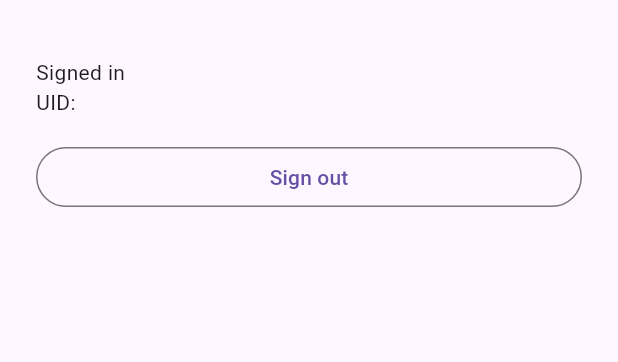
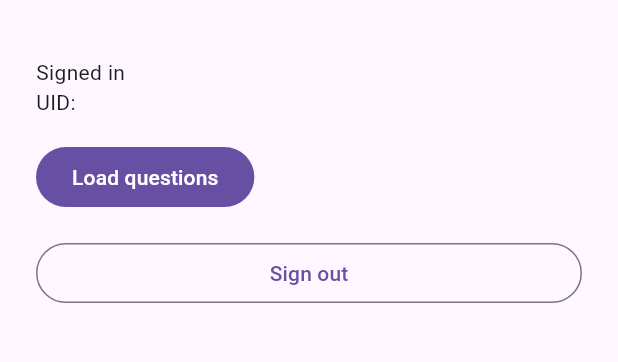
Before and after one commit to jemel119/cloud_quiz, a Flutter app: the screen it shows once a user with an empty profile is signed in, on a phone screen of 412 x 824 dp, the part 63-425 px from its top. Run offline on Flutter 3.47's test engine with Material 3 defaults, Android fonts, the phone set to English and light mode, and no system bars; our stand-ins replace firebase_auth, firebase_core, html_unescape; accounts and stored records are empty.

Commit message:
Validate and load trivia questions

```diff
--- a/lib/main.dart
+++ b/lib/main.dart
@@ -3,6 +3,7 @@ import 'package:firebase_core/firebase_core.dart';
 import 'package:flutter/material.dart';
 
 import 'firebase_options.dart';
+import 'trivia_preview.dart';
 
 Future<void> main() async {
   WidgetsFlutterBinding.ensureInitialized();
@@ -49,6 +50,8 @@ class _CloudQuizAppState extends State<CloudQuizApp> {
                 children: [
                   const Text('Signed in'),
                   SelectableText('UID: ${user.uid}'),
+                  const SizedBox(height: 16),
+                  TriviaPreview(key: ValueKey(user.uid)),
                   const SizedBox(height: 16),
                   OutlinedButton(
                     onPressed: () async {
--- /dev/null
+++ b/lib/trivia_preview.dart
@@ -0,0 +1,62 @@
+import 'package:flutter/material.dart';
+
+import 'trivia_api.dart';
+
+class TriviaPreview extends StatefulWidget {
+  const TriviaPreview({super.key});
+
+  @override
+  State<TriviaPreview> createState() => _TriviaPreviewState();
+}
+
+class _TriviaPreviewState extends State<TriviaPreview> {
+  final _api = TriviaApi();
+  List<TriviaQuestion> _questions = const [];
+  bool _loading = false;
+  String? _error;
+
+  Future<void> _load() async {
+    if (_loading) return;
+
+    setState(() {
+      _loading = true;
+      _error = null;
+      _questions = const [];
+    });
+
+    try {
+      final questions = await _api.loadRound();
+      if (!mounted) return;
+      setState(() => _questions = questions);
+    } on TriviaException catch (error) {
+      if (!mounted) return;
+      setState(() => _error = error.message);
+    } finally {
+      if (mounted) setState(() => _loading = false);
+    }
+  }
+
+  @override
+  Widget build(BuildContext context) {
+    return Column(
+      crossAxisAlignment: CrossAxisAlignment.start,
+      children: [
+        FilledButton(
+          onPressed: _loading ? null : _load,
+          child: Text(_error == null ? 'Load questions' : 'Retry'),
+        ),
+        if (_loading) ...[
+          const LinearProgressIndicator(),
+          const Text('Loading 10 questions…'),
+        ],
+        if (_error case final message?) Text(message),
+        if (_questions.isNotEmpty) ...[
+          Text('Loaded ${_questions.length} easy General Knowledge questions.'),
+          const SizedBox(height: 8),
+          Text(_questions.first.text),
+          for (final choice in _questions.first.choices) Text('• $choice'),
+        ],
+      ],
+    );
+  }
+}
```
Also changed, not shown: lib/trivia_api.dart (added, +146 -0 lines).
